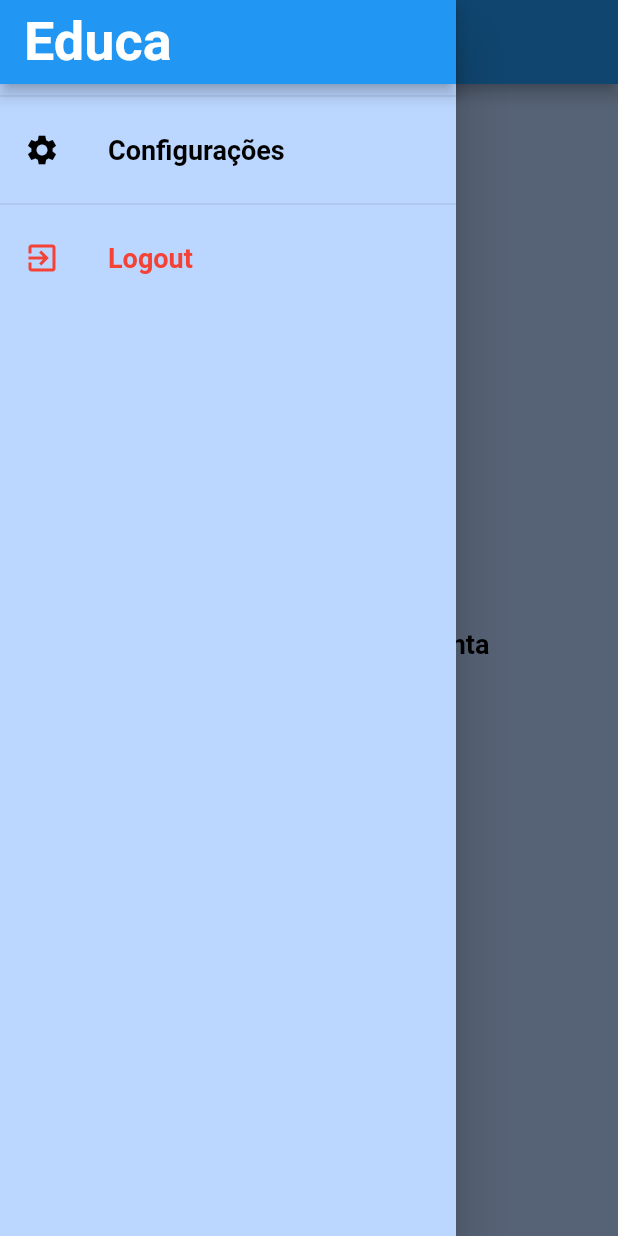
After one commit to GustavoLR548/contas-flutter, a Flutter app: the HomePage screen opened by its route, in the side drawer, after a tap on "Logout", on a phone screen of 412 x 824 dp. The commit adds this screen. Run offline on Flutter 3.47's test engine with Material 2 defaults, Android fonts, the phone set to English and light mode, and no system bars; our stand-ins replace shared_preferences, sqflite; accounts and stored records are empty.

```diff
--- a/lib/helper/sql.dart
+++ b/lib/helper/sql.dart
@@ -8,23 +8,25 @@ class SQLDatabase {
     return sql.openDatabase(path.join(dbPath, 'contas.db'),
         onCreate: (db, version) async {
       await db.execute('CREATE TABLE users(' +
-          'id TEXT PRIMARY KEY,' +
+          'id INTEGER PRIMARY KEY,' +
           'name TEXT,' +
-          'email TEXT' +
-          'password TEXT,');
+          'email TEXT,' +
+          'password TEXT)');
+      version++;
       await db.execute('CREATE TABLE contas(' +
-          'id TEXT PRIMARY KEY,' +
-          'creator_id TEXT' +
-          'target_time TEXT' +
+          'id INTEGER PRIMARY KEY,' +
+          'creator_id INTEGER,' +
+          'target_time TEXT,' +
           'title TEXT,' +
           'description TEXT,' +
-          'icon INTEGER');
+          'icon INTEGER)');
     }, version: 1);
   }
 
-  static Future<void> insert(String table, Map<String, Object> data) async {
+  static Future<int> insert(String table, Map<String, Object> data) async {
     final sqlDb = await SQLDatabase.database;
-    sqlDb.insert(table, data, conflictAlgorithm: ConflictAlgorithm.replace);
+    return await sqlDb.insert(table, data,
+        conflictAlgorithm: ConflictAlgorithm.replace);
   }
 
   static Future<List<Map<String, dynamic>>> read(String table) async {
--- a/lib/main.dart
+++ b/lib/main.dart
@@ -2,6 +2,7 @@ import 'package:flutter/material.dart';
 import 'package:provider/provider.dart';
 import 'package:todo/provider/auth.dart';
 import 'package:todo/provider/theme_changer.dart';
+import 'package:todo/screens/configuration.dart';
 import 'package:todo/screens/homepage.dart';
 import 'package:todo/screens/login_signup.dart';
 import 'package:todo/screens/splash_screen.dart';
@@ -24,8 +25,7 @@ class MyApp extends StatelessWidget {
       ),
       ChangeNotifierProxyProvider<AuthProvider, Contas>(
         create: (ctx) => Contas(),
-        update: (ctx, authData, previousContas) =>
-            Contas.loggedIn(authData.currUser.id),
+        update: (ctx, authData, previousContas) => Contas.loggedIn(authData.id),
       )
     ], child: MyMaterialApp());
   }
@@ -54,6 +54,10 @@ class MyMaterialApp extends StatelessWidget {
                           ? SplashScreen()
                           : AuthScreen(),
                 ),
+          routes: {
+            HomePage.routeName: (ctx) => HomePage(),
+            Configuration.routeName: (ctx) => Configuration()
+          },
         );
       },
     );
--- a/lib/models/conta.dart
+++ b/lib/models/conta.dart
@@ -5,7 +5,7 @@ import 'package:intl/intl.dart';
 
 class Conta with ChangeNotifier {
   final String _creationDate;
-  final String _creatorId;
+  final int _creatorId;
   final String _targetTime;
   final String _title;
   final IconData _icon;
@@ -31,7 +31,7 @@ class Conta with ChangeNotifier {
     return DateFormat("dd/MM/yyyy - HH:mm").format(date);
   }
 
-  String get creatorId {
+  int get creatorId {
     return _creatorId;
   }
 
--- a/lib/models/usuario.dart
+++ b/lib/models/usuario.dart
@@ -2,7 +2,7 @@ class Usuario {
   String _name;
   String _email;
   String _password;
-  String _id;
+  int _id;
   String _expiryToken;
 
   Usuario(this._name, this._email, this._password, this._id, this._expiryToken);
@@ -19,12 +19,17 @@ class Usuario {
     return _password;
   }
 
-  String get id {
+  int get id {
     return _id;
   }
 
   String get getExpiryToken {
+    if (_expiryToken == null) return DateTime.now().toIso8601String();
     return _expiryToken;
+  }
+
+  set setId(int id) {
+    _id = id;
   }
 
   set setExpiryToken(String token) {
--- a/lib/provider/contas.dart
+++ b/lib/provider/contas.dart
@@ -4,7 +4,7 @@ import 'package:todo/helper/sql.dart';
 import 'package:todo/models/conta.dart';
 
 class Contas with ChangeNotifier {
-  String currUserId;
+  int currUserId;
 
   final tableName = 'contas';
 
@@ -33,7 +33,7 @@ class Contas with ChangeNotifier {
         targetTime, title, description, icon);
     _items.add(newConta);
 
-    await SQLDatabase.insert(tableName, {
+    SQLDatabase.insert(tableName, {
       'id': newConta.id,
       'creator_id': currUserId,
       'target_time': targetTime,
@@ -52,7 +52,6 @@ class Contas with ChangeNotifier {
     _items[contaIndex] = c;
     notifyListeners();
     SQLDatabase.insert(tableName, {
-      'id': c.id,
       'creator_id': currUserId,
       'target_time': c.targetTime,
       'title': c.title,
--- a/lib/screens/homepage.dart
+++ b/lib/screens/homepage.dart
@@ -2,6 +2,7 @@ import 'package:flutter/material.dart';
 import 'package:todo/models/conta.dart';
 import 'package:todo/provider/contas.dart';
 import 'package:todo/widget/contaEditor.dart';
+import 'package:todo/widget/drawer/drawer.dart';
 import 'package:todo/widget/homepage/contaCard.dart';
 import 'package:provider/provider.dart';
 
@@ -14,12 +15,26 @@ class HomePage extends StatelessWidget {
   }
 
   Widget build(BuildContext context) {
-    final allTodos = Provider.of<Contas>(context).items;
+    final contasProvider = Provider.of<Contas>(context);
     return Scaffold(
       appBar: AppBar(
-        title: const Text('Todo'),
+        title: const Text('Contas'),
       ),
-      body: allTodos.length == 0 ? _noTodos() : _showTodos(allTodos),
+      drawer: AppDrawer(),
+      body: FutureBuilder(
+          future: contasProvider.fetchData(),
+          builder: (ctx, result) {
+            if (result.connectionState == ConnectionState.waiting) {
+              return Center(
+                child: CircularProgressIndicator(),
+              );
+            }
+            final contasItems = contasProvider.items;
+            if (contasItems.length == 0) {
+              return _noContas(context);
+            }
+            return _showContas(contasItems);
+          }),
       floatingActionButtonLocation: FloatingActionButtonLocation.centerFloat,
       floatingActionButton: FloatingActionButton(
         onPressed: () => _createTodo(context),
@@ -28,16 +43,20 @@ class HomePage extends StatelessWidget {
     );
   }
 
-  _noTodos() {
+  _noContas(BuildContext context) {
     return Center(
-        child: Text('Você não tem nenhuma conta\nAdicione alguma :-)'));
+        child: Text(
+      'Você não tem nenhuma conta\nAdicione alguma :-)',
+      style: Theme.of(context).textTheme.headline1,
+      textAlign: TextAlign.center,
+    ));
   }
 
-  _showTodos(List<Conta> allTodos) {
+  _showContas(List<Conta> allContas) {
     return ListView.builder(
-      itemCount: allTodos.length,
+      itemCount: allContas.length,
       itemBuilder: (ctx, index) =>
-          TodoCard(allTodos[index].targetTimeDay, allTodos[index].title),
+          ContaCard(allContas[index].targetTimeDay, allContas[index].title),
     );
   }
 }
--- a/lib/screens/login_signup.dart
+++ b/lib/screens/login_signup.dart
@@ -97,7 +97,7 @@ class _AuthScreenState extends State<AuthScreen> {
                         ],
                       ),
                       child: Text(
-                        'Educa',
+                        'Contas',
                         style: Theme.of(context)
                             .textTheme
                             .headline3
--- a/lib/screens/splash_screen.dart
+++ b/lib/screens/splash_screen.dart
@@ -5,7 +5,22 @@ class SplashScreen extends StatelessWidget {
   Widget build(BuildContext context) {
     return Scaffold(
       body: Center(
-        child: Text('Loading...'),
+        child: Column(
+          mainAxisAlignment: MainAxisAlignment.center,
+          crossAxisAlignment: CrossAxisAlignment.center,
+          children: [
+            Text(
+              'Loading...',
+              style: Theme.of(context).textTheme.headline2,
+            ),
+            const SizedBox(
+              height: 25,
+            ),
+            CircularProgressIndicator(
+              strokeWidth: 5.0,
+            )
+          ],
+        ),
       ),
     );
   }
--- a/lib/widget/auth/auth_form.dart
+++ b/lib/widget/auth/auth_form.dart
@@ -65,8 +65,8 @@ class _AuthFormState extends State<AuthForm> {
     return AnimatedContainer(
       duration: const Duration(milliseconds: 300),
       curve: Curves.easeIn,
-      constraints: BoxConstraints(minHeight: _isLogin ? 360 : 530),
-      height: _isLogin ? 360 : 530,
+      constraints: BoxConstraints(minHeight: _isLogin ? 360 : 400),
+      height: _isLogin ? 360 : 400,
       child: Card(
         color: currTheme == ThemeType.light ? Colors.white : Colors.black45,
         margin: const EdgeInsets.only(bottom: 15, left: 25, right: 25),
@@ -78,12 +78,11 @@ class _AuthFormState extends State<AuthForm> {
             key: _formKey,
             child: ListView(
               children: [
-                if (_isLogin)
-                  Text(
-                    'Entrar',
-                    style: Theme.of(context).textTheme.headline2,
-                    textAlign: TextAlign.center,
-                  ),
+                Text(
+                  _isLogin ? 'Entrar' : 'Registrar',
+                  style: Theme.of(context).textTheme.headline2,
+                  textAlign: TextAlign.center,
+                ),
                 TextFormField(
                   key: ValueKey('email'),
                   autocorrect: false,
@@ -94,7 +93,7 @@ class _AuthFormState extends State<AuthForm> {
                   keyboardType: TextInputType.emailAddress,
                   validator: (value) {
                     if (value.isEmpty || !_isValidEmail(value))
-                      return 'Please enter a valid email address';
+                      return 'Por favor, coloque um email válido';
                     return null;
                   },
                   onSaved: (value) {
--- /dev/null
+++ b/lib/widget/drawer/drawer.dart
@@ -0,0 +1,67 @@
+import 'package:flutter/material.dart';
+import 'package:provider/provider.dart';
+import 'package:todo/provider/auth.dart';
+import 'package:todo/provider/theme_changer.dart';
+import 'package:todo/screens/configuration.dart';
+
+class AppDrawer extends StatelessWidget {
+  List<Widget> buildDividedListTile(
+      BuildContext context, IconData icon, String text, Function f) {
+    final currTheme = Provider.of<ThemeChanger>(context).currTheme;
+    return [
+      Divider(),
+      ListTile(
+          leading: Icon(icon,
+              color:
+                  currTheme == ThemeType.light ? Colors.black : Colors.white),
+          title: Text(
+            text,
+            style: Theme.of(context).textTheme.headline1,
+          ),
+          onTap: f)
+    ];
+  }
+
+  @override
+  Widget build(BuildContext context) {
+    return Drawer(
+        child: Column(
+      children: <Widget>[
+        AppBar(
+          title: Text(
+            'Educa',
+            style: Theme.of(context)
+                .textTheme
+                .headline3
+                .copyWith(color: Colors.white),
+          ),
+          automaticallyImplyLeading: false,
+        ),
+        ...buildDividedListTile(
+          context,
+          Icons.settings,
+          'Configurações',
+          () => Navigator.of(context).pushNamed(Configuration.routeName),
+        ),
+        Divider(),
+        ListTile(
+            leading: Icon(
+              Icons.exit_to_app,
+              color: Colors.red,
+            ),
+            title: Text(
+              'Logout',
+              style: Theme.of(context)
+                  .textTheme
+                  .headline1
+                  .copyWith(color: Colors.red),
+            ),
+            onTap: () {
+              Provider.of<ThemeChanger>(context, listen: false)
+                  .setTheme(ThemeType.light);
+              Provider.of<AuthProvider>(context, listen: false).logout();
+            })
+      ],
+    ));
+  }
+}
--- a/lib/widget/homepage/contaCard.dart
+++ b/lib/widget/homepage/contaCard.dart
@@ -1,11 +1,11 @@
 import 'package:flutter/material.dart';
 import 'package:flutter/widgets.dart';
 
-class TodoCard extends StatelessWidget {
+class ContaCard extends StatelessWidget {
   final String _todoTargetDay;
   final String _todoTitle;
 
-  const TodoCard(this._todoTargetDay, this._todoTitle);
+  const ContaCard(this._todoTargetDay, this._todoTitle);
 
   @override
   Widget build(BuildContext context) {
--- a/pubspec.yaml
+++ b/pubspec.yaml
@@ -34,7 +34,7 @@ dev_dependencies:
     sdk: flutter
   provider: ^5.0.0
   intl: ^0.17.0
-  sqflite: ^1.3.0
+  sqflite: ^2.0.0+3
   path: ^1.8.0
   shared_preferences: ^2.0.5
 
```
Also changed, not shown: lib/provider/auth.dart (+50 -41 lines), lib/screens/configuration.dart (added, +49 -0 lines), lib/widget/contaEditor.dart (+17 -12 lines), pubspec.lock.
